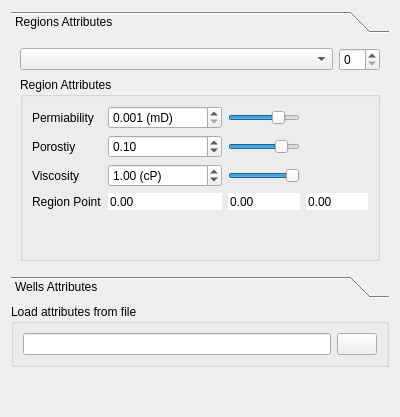
First picture: the form in src/Apps/Simulator/FormPropertyValues.ui, repository jdms/rrm, before the edit.
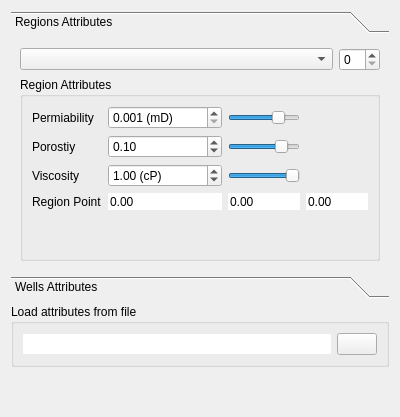
Second picture: the form after the edit. Icons and pictures are not drawn.

The edit to the form file:
```diff
--- a/src/Apps/Simulator/FormPropertyValues.ui
+++ b/src/Apps/Simulator/FormPropertyValues.ui
@@ -406,7 +406,20 @@
      </property>
      <layout class="QHBoxLayout" name="horizontalLayout">
       <item>
-       <widget class="QLineEdit" name="edt_inputparameters"/>
+       <widget class="QLineEdit" name="edit_inputparameters">
+        <property name="autoFillBackground">
+         <bool>false</bool>
+        </property>
+        <property name="frame">
+         <bool>false</bool>
+        </property>
+        <property name="readOnly">
+         <bool>true</bool>
+        </property>
+        <property name="clearButtonEnabled">
+         <bool>false</bool>
+        </property>
+       </widget>
       </item>
       <item>
        <widget class="QPushButton" name="btn_inputparameters">
```
Left out of the diff: 8 changed lines with no effect on the pictures.
